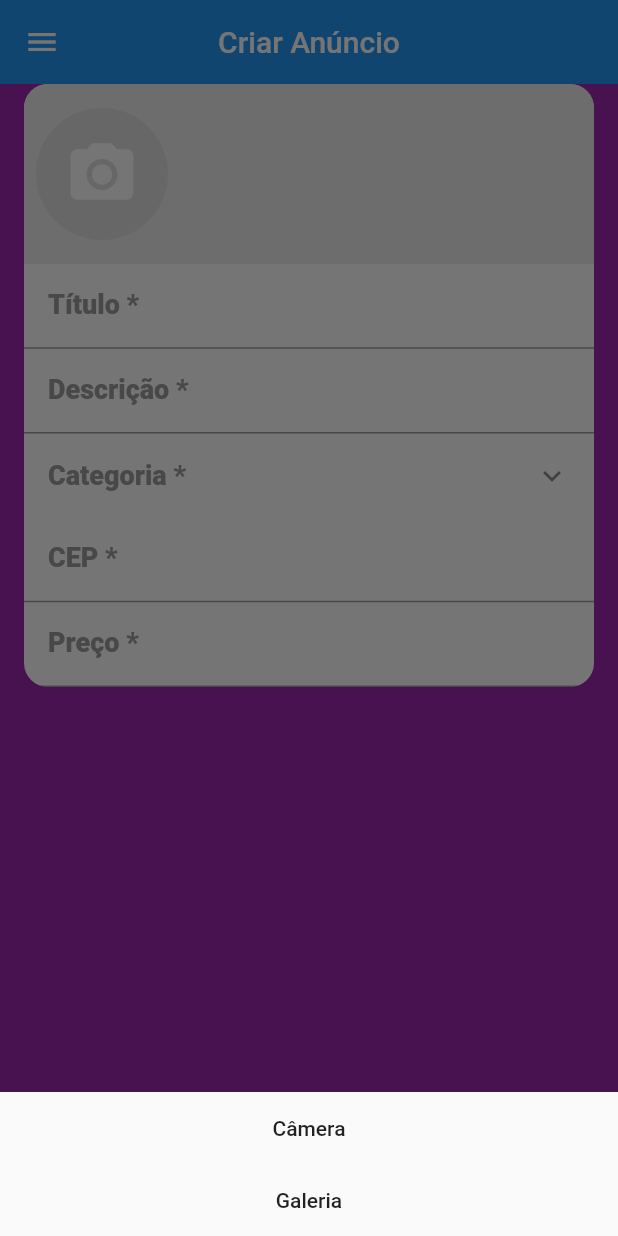
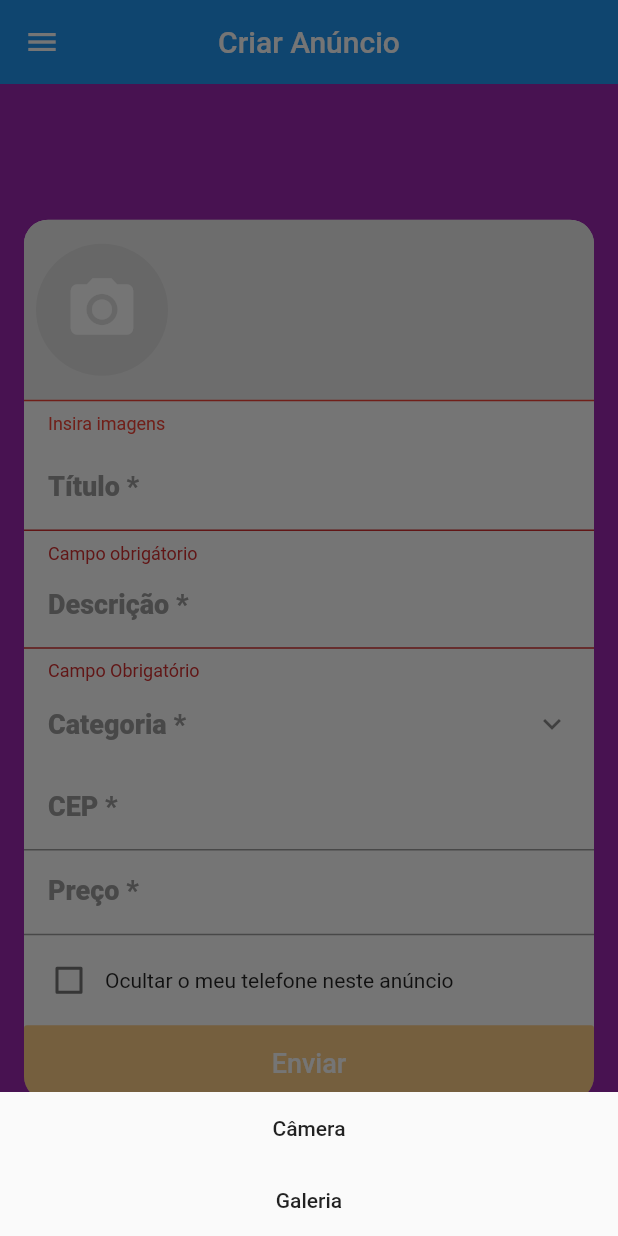
Before and after one commit to Moura14/Olx_clone, a Flutter app: the CreateScreens screen opened directly, after a tap on the "camera alt" icon, on a phone screen of 412 x 824 dp. Run offline on Flutter 3.47's test engine with Material 2 defaults, Android fonts, the phone set to English and light mode, and no system bars; our stand-ins replace brasil_fields, dio, flutter_mobx, get_it, image_cropper, image_picker and 4 more; accounts and stored records are empty; generated files the repository leaves out were written again; network calls fail; statements that could not run were skipped.

Commit message:
Campo de ocultar telefone, botão de enviar e validação

```diff
--- /dev/null
+++ b/lib/components/hide_phone_field.dart
@@ -0,0 +1,30 @@
+import 'package:flutter/material.dart';
+import 'package:flutter_mobx/flutter_mobx.dart';
+import 'package:olx_mobx/stores/create_stores.dart';
+
+class HidePhoneField extends StatelessWidget {
+  //const HidePhoneField({Key key}) : super(key: key);
+
+  HidePhoneField(this.createStore);
+
+  final CreateStores createStore;
+
+  @override
+  Widget build(BuildContext context) {
+    return Padding(
+      padding: const EdgeInsets.all(6),
+      child: Row(
+        children: [
+          Observer(builder: (_) {
+            return Checkbox(
+              value: createStore.hidePhone,
+              onChanged: createStore.setHidePhone,
+              activeColor: Colors.purple,
+            );
+          }),
+          Expanded(child: Text("Ocultar o meu telefone neste anúncio"))
+        ],
+      ),
+    );
+  }
+}
--- a/lib/screens/create/components/images_field.dart
+++ b/lib/screens/create/components/images_field.dart
@@ -20,7 +20,9 @@ class ImagesField extends StatelessWidget {
       Navigator.of(context).pop();
     }
 
-    return Container(
+    return Column(
+      children: [
+        Container(
             color: Colors.grey[200],
             height: 120,
             child: Observer(
@@ -66,7 +68,8 @@ class ImagesField extends StatelessWidget {
                       );
                     else
                       return Padding(
-                    padding: EdgeInsets.fromLTRB(8, 8, index == 4 ? 8 : 0, 8),
+                        padding:
+                            EdgeInsets.fromLTRB(8, 8, index == 4 ? 8 : 0, 8),
                         child: GestureDetector(
                           onTap: () {
                             showDialog(
@@ -85,6 +88,24 @@ class ImagesField extends StatelessWidget {
                   },
                 );
               },
-        ));
+            )),
+        Observer(builder: (_) {
+          if (createStores.imagesError != null)
+            return Container(
+              alignment: Alignment.centerLeft,
+              decoration: BoxDecoration(
+                border: Border(top: BorderSide(color: Colors.red)),
+              ),
+              padding: EdgeInsets.fromLTRB(16, 8, 0, 8),
+              child: Text(
+                createStores.imagesError,
+                style: TextStyle(color: Colors.red, fontSize: 12),
+              ),
+            );
+          else
+            return Container();
+        })
+      ],
+    );
   }
 }
--- a/lib/screens/create/create_screens.dart
+++ b/lib/screens/create/create_screens.dart
@@ -1,7 +1,9 @@
 import 'package:brasil_fields/brasil_fields.dart';
 import 'package:flutter/material.dart';
 import 'package:flutter/services.dart';
+import 'package:flutter_mobx/flutter_mobx.dart';
 import 'package:olx_mobx/components/drawer/custom_drawer.dart';
+import 'package:olx_mobx/components/hide_phone_field.dart';
 import 'package:olx_mobx/screens/create/components/category_field.dart';
 import 'package:olx_mobx/screens/create/components/cep_field.dart';
 import 'package:olx_mobx/screens/create/components/images_field.dart';
@@ -24,7 +26,9 @@ class CreateScreens extends StatelessWidget {
           title: Text('Criar Anúncio'),
           centerTitle: true,
         ),
-      body: SingleChildScrollView(
+        body: Container(
+          alignment: Alignment.center,
+          child: SingleChildScrollView(
             child: Card(
               clipBehavior: Clip.antiAlias,
               margin: EdgeInsets.symmetric(horizontal: 16),
@@ -33,21 +37,30 @@ class CreateScreens extends StatelessWidget {
               ),
               elevation: 0,
               child: Column(
+                crossAxisAlignment: CrossAxisAlignment.stretch,
                 mainAxisSize: MainAxisSize.min,
                 children: [
                   ImagesField(createStores),
-              TextFormField(
+                  Observer(builder: (_) {
+                    return TextFormField(
+                        onChanged: createStores.setTitle,
                         decoration: InputDecoration(
                             labelText: "Título *",
                             labelStyle: labelStyle,
-                      contentPadding: contentPadding)),
-              TextFormField(
+                            contentPadding: contentPadding,
+                            errorText: createStores.titleError));
+                  }),
+                  Observer(builder: (_) {
+                    return TextFormField(
+                      onChanged: createStores.setDescription,
                       decoration: InputDecoration(
                           labelText: "Descrição *",
                           labelStyle: labelStyle,
-                    contentPadding: contentPadding),
+                          contentPadding: contentPadding,
+                          errorText: createStores.descriptionError),
                       maxLines: null,
-              ),
+                    );
+                  }),
                   CategoryField(createStores),
                   CepField(),
                   TextFormField(
@@ -61,11 +74,25 @@ class CreateScreens extends StatelessWidget {
                       FilteringTextInputFormatter.digitsOnly,
                       RealInputFormatter()
                     ],
+                  ),
+                  HidePhoneField(createStores),
+                  SizedBox(
+                    height: 50,
+                    child: RaisedButton(
+                      child: Text(
+                        "Enviar",
+                        style: TextStyle(fontSize: 18),
+                      ),
+                      textColor: Colors.white,
+                      color: Colors.orange,
+                      disabledColor: Colors.orange.withAlpha(120),
+                      onPressed: null,
+                    ),
                   )
                 ],
               ),
             ),
           ),
-    );
+        ));
   }
 }
--- a/lib/stores/create_stores.dart
+++ b/lib/stores/create_stores.dart
@@ -7,9 +7,58 @@ class CreateStores = _CreateStoresBase with _$CreateStores;
 abstract class _CreateStoresBase with Store {
   ObservableList images = ObservableList();
 
+  @computed
+  bool get ImagesValid => images.isNotEmpty;
+  String get imagesError {
+    if (ImagesValid)
+      return null;
+    else
+      return 'Insira imagens';
+  }
+
+  @observable
+  String title = '';
+
+  @action
+  void setTitle(String value) => title = value;
+
+  @computed
+  bool get titleValid => title.length >= 6;
+  String get titleError {
+    if (titleValid)
+      return null;
+    else if (title.isEmpty)
+      return "Campo obrigátorio";
+    else
+      return "Título muito curto";
+  }
+
+  @observable
+  String description = '';
+
+  @action
+  void setDescription(String value) => description = value;
+
+  @computed
+  bool get descriptionValid => description.length >= 10;
+  String get descriptionError {
+    if (descriptionValid)
+      return null;
+    else if (description.isEmpty)
+      return "Campo Obrigatório";
+    else
+      return "Descrição muito curta";
+  }
+
   @observable
   Category category;
 
   @action
   void setCategory(Category value) => category = value;
+
+  @observable
+  bool hidePhone = false;
+
+  @action
+  void setHidePhone(bool value) => hidePhone = value;
 }
```
Also changed, not shown: lib/stores/create_stores.g.dart. Lines whose indentation alone changed are shown as unchanged.
